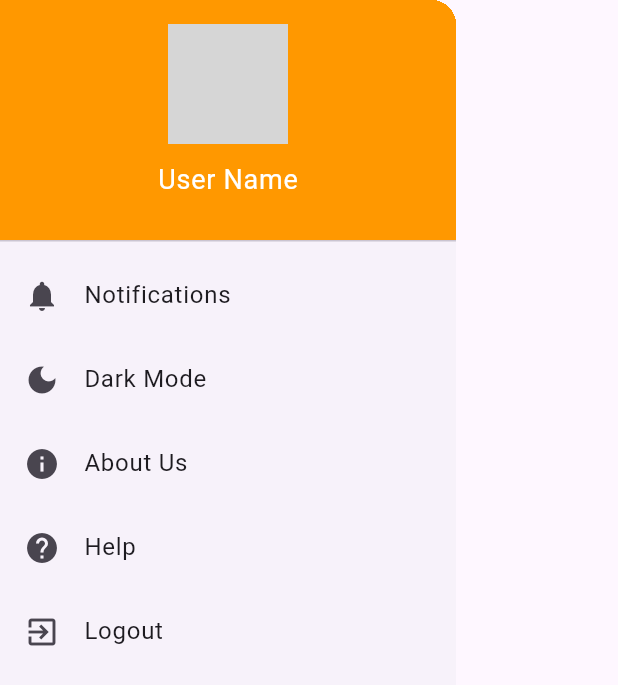
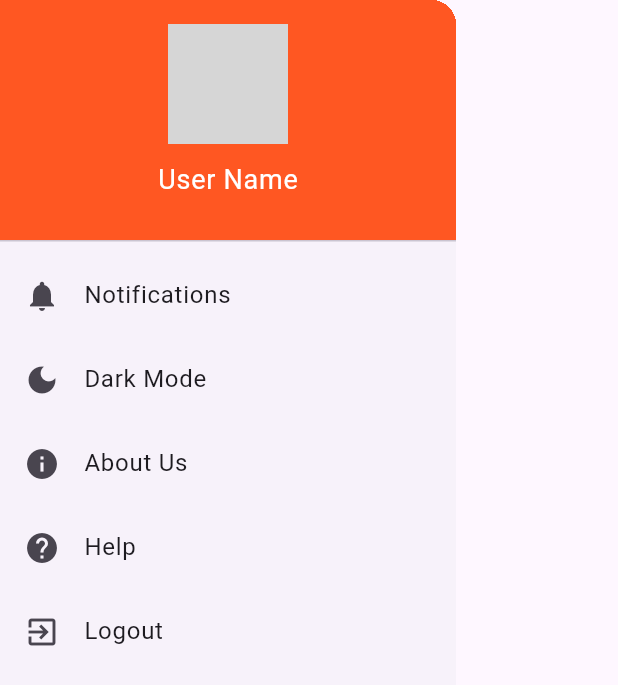
Before and after one commit to Akib-Mahmud-Omio/Quidvy, a Flutter app: what app_drawer() shows on an empty page, opened directly, on a phone screen of 412 x 824 dp. Shown: the top 685 px of the screen. Run offline on Flutter 3.47's test engine with Material 3 defaults, Android fonts, the phone set to English and light mode, and no system bars; grey boxes are pictures that could not be loaded.

Commit message:
updated app drawer

```diff
--- a/lib/pages/app_drawer.dart
+++ b/lib/pages/app_drawer.dart
@@ -8,6 +8,7 @@ class app_drawer extends StatefulWidget {
   State<app_drawer> createState() => _app_drawerstate();
 }
 class _app_drawerstate extends State<app_drawer>{
+
   @override
   Widget build(BuildContext context) {
     return Drawer(
@@ -16,7 +17,7 @@ class _app_drawerstate extends State<app_drawer>{
           children: [
       DrawerHeader(
       decoration: BoxDecoration(
-      color: Colors.orange
+      color: Colors.deepOrange
       ),
       child: Column(
         children: [
@@ -78,5 +79,6 @@ class _app_drawerstate extends State<app_drawer>{
           ],
       ),
     );
+
   }
 }
```
